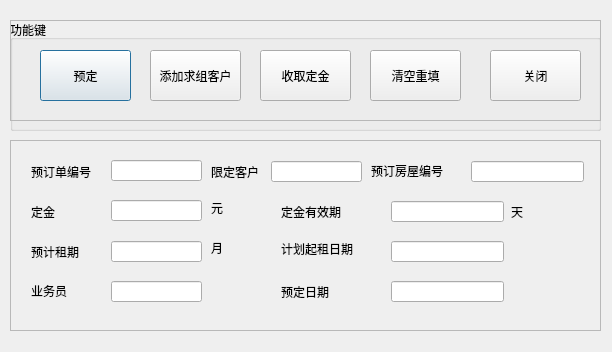
This is bookrentals.ui in angeiv/house as Qt 5 draws it before an edit. The edited form follows.
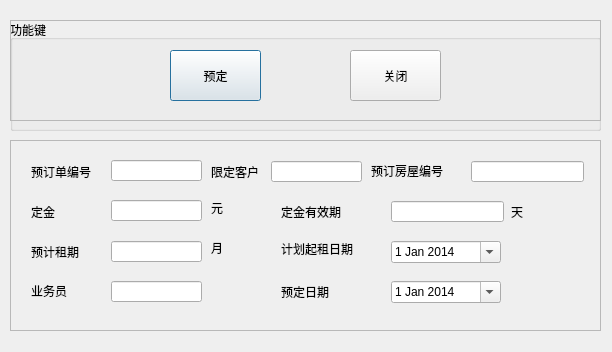
This is the edited form.

The edit to the form file:
```diff
--- a/bookrentals.ui
+++ b/bookrentals.ui
@@ -31,7 +31,7 @@
    <widget class="QPushButton" name="btnBook">
     <property name="geometry">
      <rect>
-      <x>30</x>
+      <x>160</x>
       <y>30</y>
       <width>91</width>
       <height>51</height>
@@ -41,49 +41,10 @@
      <string>预定</string>
     </property>
    </widget>
-   <widget class="QPushButton" name="btnAdd">
-    <property name="geometry">
-     <rect>
-      <x>140</x>
-      <y>30</y>
-      <width>91</width>
-      <height>51</height>
-     </rect>
-    </property>
-    <property name="text">
-     <string>添加求组客户</string>
-    </property>
-   </widget>
-   <widget class="QPushButton" name="btnCol">
-    <property name="geometry">
-     <rect>
-      <x>250</x>
-      <y>30</y>
-      <width>91</width>
-      <height>51</height>
-     </rect>
-    </property>
-    <property name="text">
-     <string>收取定金</string>
-    </property>
-   </widget>
-   <widget class="QPushButton" name="btnClear">
-    <property name="geometry">
-     <rect>
-      <x>360</x>
-      <y>30</y>
-      <width>91</width>
-      <height>51</height>
-     </rect>
-    </property>
-    <property name="text">
-     <string>清空重填</string>
-    </property>
-   </widget>
    <widget class="QPushButton" name="btnClose">
     <property name="geometry">
      <rect>
-      <x>480</x>
+      <x>340</x>
       <y>30</y>
       <width>91</width>
       <height>51</height>
@@ -359,26 +320,6 @@
       </rect>
      </property>
     </widget>
-    <widget class="QLineEdit" name="lineEdit_BookOpendata">
-     <property name="geometry">
-      <rect>
-       <x>380</x>
-       <y>100</y>
-       <width>113</width>
-       <height>21</height>
-      </rect>
-     </property>
-    </widget>
-    <widget class="QLineEdit" name="lineEdit_BookData">
-     <property name="geometry">
-      <rect>
-       <x>380</x>
-       <y>140</y>
-       <width>113</width>
-       <height>21</height>
-      </rect>
-     </property>
-    </widget>
     <widget class="QLabel" name="label_12">
      <property name="geometry">
       <rect>
@@ -392,6 +333,52 @@
       <string>天</string>
      </property>
     </widget>
+    <widget class="QDateEdit" name="dateEdit">
+     <property name="geometry">
+      <rect>
+       <x>380</x>
+       <y>100</y>
+       <width>110</width>
+       <height>22</height>
+      </rect>
+     </property>
+     <property name="dateTime">
+      <datetime>
+       <hour>0</hour>
+       <minute>0</minute>
+       <second>0</second>
+       <year>2014</year>
+       <month>1</month>
+       <day>1</day>
+      </datetime>
+     </property>
+     <property name="calendarPopup">
+      <bool>true</bool>
+     </property>
+    </widget>
+    <widget class="QDateEdit" name="dateEdit_2">
+     <property name="geometry">
+      <rect>
+       <x>380</x>
+       <y>140</y>
+       <width>110</width>
+       <height>22</height>
+      </rect>
+     </property>
+     <property name="dateTime">
+      <datetime>
+       <hour>0</hour>
+       <minute>0</minute>
+       <second>0</second>
+       <year>2014</year>
+       <month>1</month>
+       <day>1</day>
+      </datetime>
+     </property>
+     <property name="calendarPopup">
+      <bool>true</bool>
+     </property>
+    </widget>
    </widget>
   </widget>
  </widget>
```
Left out of the diff: 3 changed lines with no effect on the pictures.
